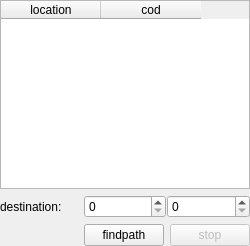
Before: the Qt Designer form SaSH/form/mapform.ui in bestkakkoii/SaSH, drawn with Qt 5.
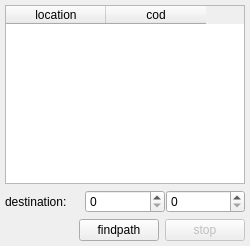
After: the same form once the commit is applied. Custom widgets are drawn as their Qt base class.

What changed in the file:
```diff
--- a/SaSH/form/mapform.ui
+++ b/SaSH/form/mapform.ui
@@ -18,19 +18,19 @@
   </property>
   <layout class="QGridLayout" name="gridLayout">
    <property name="leftMargin">
-    <number>0</number>
+    <number>5</number>
    </property>
    <property name="topMargin">
-    <number>0</number>
+    <number>5</number>
    </property>
    <property name="rightMargin">
-    <number>0</number>
+    <number>5</number>
    </property>
    <property name="bottomMargin">
-    <number>0</number>
+    <number>5</number>
    </property>
    <property name="spacing">
-    <number>0</number>
+    <number>5</number>
    </property>
    <item row="0" column="0">
     <layout class="QVBoxLayout" name="verticalLayout">
```
